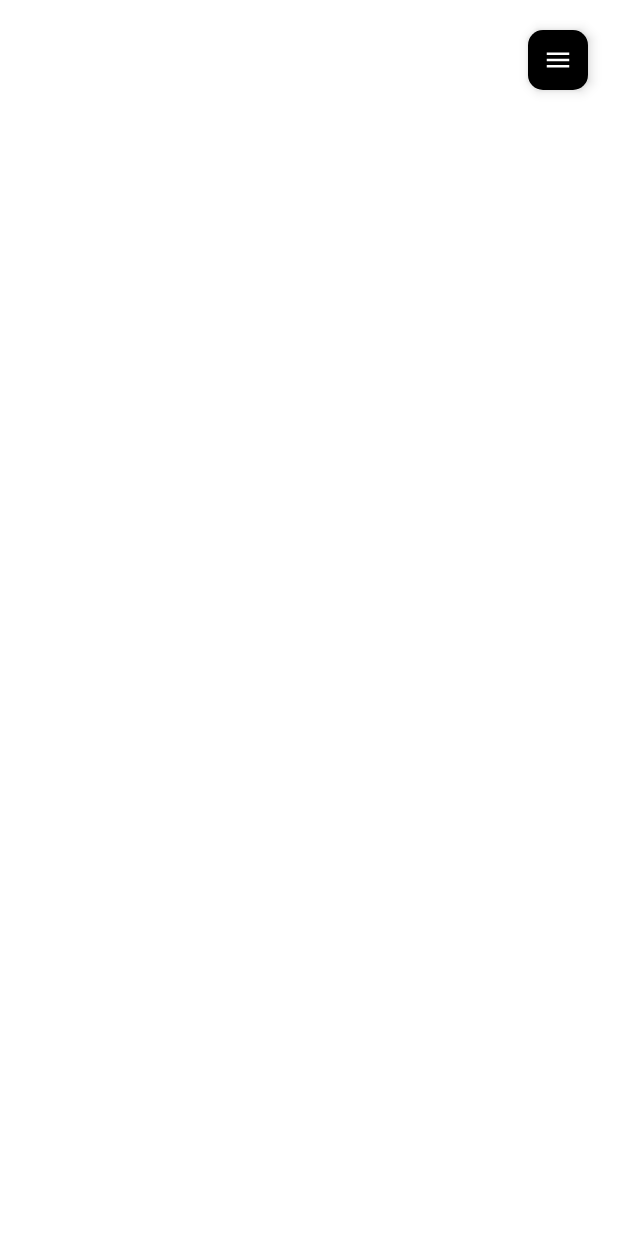
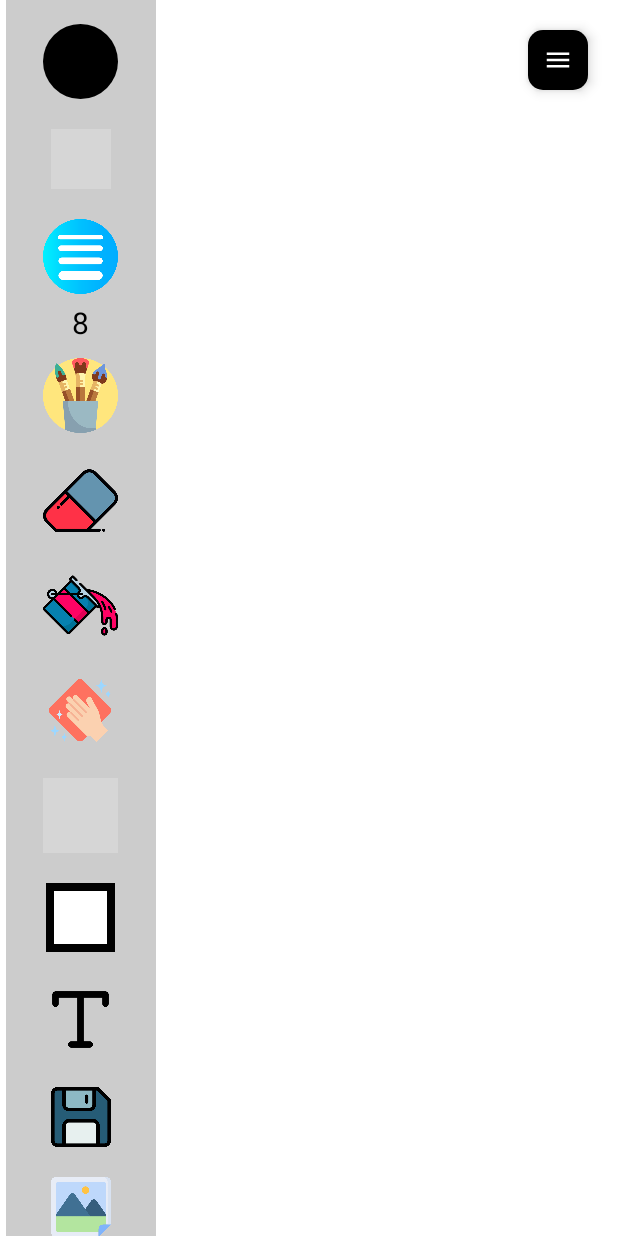
Before and after one commit to Lakshyapachkhede/EasyPaint, an Android app: the screen it shows after launch (MainActivity), on a phone screen of 412 x 824 dp. Run offline under Robolectric (Android 15) with nearby library versions, the phone set to English and light mode, and no system bars; libraries missing offline, so code that uses them is left out: com.skydoves.colorpickerview; Roboto replaces fonts that are not available here; grey boxes are pictures that could not be loaded.

Commit message:
added drawing of text

```diff
--- a/app/src/main/java/com/pachkhede/easypaint/DrawingView.kt
+++ b/app/src/main/java/com/pachkhede/easypaint/DrawingView.kt
@@ -18,6 +18,7 @@ import android.graphics.Point
 import android.graphics.PorterDuff
 import android.graphics.PorterDuffColorFilter
 import android.graphics.Shader
+import android.graphics.Typeface
 import android.util.AttributeSet
 import android.view.MotionEvent
 import android.view.View
@@ -95,14 +96,18 @@ class DrawingView(context: Context, attrs: AttributeSet) : View(context, attrs)
     private var shapeViewRegion = ShapeView.ShapeRegion.OUTSIDE
     private var isDrawingShape = false
 
-    private var oilShader: Shader
+    val textpaint = Paint().apply {
+        color = currColor
+        textSize = 8f
+        typeface = Typeface.DEFAULT
+        isAntiAlias = true
+    }
+
+    var text = ""
+
 
     init {
         changeTool(Tools.SOLID_BRUSH)
-        val oilTexture = BitmapFactory.decodeResource(resources, R.drawable.oil_texture)
-        oilShader = BitmapShader(oilTexture, Shader.TileMode.CLAMP, Shader.TileMode.CLAMP)
-
-
     }
 
     private fun initBitmap() {
@@ -110,7 +115,7 @@ class DrawingView(context: Context, attrs: AttributeSet) : View(context, attrs)
         canvas = Canvas(bitmap!!)
         canvas!!.drawColor(backColor)
         bitmapStack.push(bitmap!!.copy(Bitmap.Config.ARGB_8888, true))
-        Toast.makeText(context, "$width x $height", Toast.LENGTH_SHORT).show()
+
 
     }
 
@@ -124,6 +129,9 @@ class DrawingView(context: Context, attrs: AttributeSet) : View(context, attrs)
             shapeView?.draw(canvas)
         }
         canvas.drawPath(path, paint)
+
+
+
     }
 
     override fun onSizeChanged(w: Int, h: Int, oldw: Int, oldh: Int) {
@@ -480,6 +488,7 @@ class DrawingView(context: Context, attrs: AttributeSet) : View(context, attrs)
         if (tool != Tools.ERASER) {
             currColor = color
             paint.color = color
+            textpaint.color = color
         }
         if (tool in brushes) {
             changeTool(tool)
@@ -605,6 +614,10 @@ class DrawingView(context: Context, attrs: AttributeSet) : View(context, attrs)
 
                 }
             }
+            Tools.TEXT -> {
+                canvas?.drawText(text, touchX, touchY, textpaint)
+                pushBitmap()
+            }
 
 
             else -> {}
@@ -673,4 +686,9 @@ class DrawingView(context: Context, attrs: AttributeSet) : View(context, attrs)
     }
 
 
+
+
+
+
+
 }
--- a/app/src/main/res/drawable/bottom_sheet_background.xml
+++ b/app/src/main/res/drawable/bottom_sheet_background.xml
@@ -1,6 +1,8 @@
 <?xml version="1.0" encoding="utf-8"?>
 <shape xmlns:android="http://schemas.android.com/apk/res/android">
-    <solid android:color="@color/white"/>
-    <corners android:radius="20dp"/>
+    <solid android:color="@color/white" />
+    <corners
+        android:topLeftRadius="20dp"
+        android:topRightRadius="20dp" />
 
 </shape>
--- a/app/src/main/res/layout/activity_main.xml
+++ b/app/src/main/res/layout/activity_main.xml
@@ -17,7 +17,7 @@
         android:id="@+id/sideMenu"
         android:layout_width="wrap_content"
         android:layout_height="wrap_content"
-        android:visibility="gone"
+        android:visibility="visible"
         app:layout_constraintBottom_toBottomOf="parent"
         app:layout_constraintStart_toStartOf="parent"
         app:layout_constraintTop_toTopOf="parent"
@@ -133,6 +133,15 @@
 
 
             <ImageView
+                android:id="@+id/text"
+                android:layout_width="50dp"
+                android:layout_height="50dp"
+                android:layout_gravity="center"
+                android:layout_marginBottom="20dp"
+                android:src="@drawable/text" />
+
+
+            <ImageView
                 android:id="@+id/save"
                 android:layout_width="40dp"
                 android:layout_height="40dp"
--- a/app/src/main/res/layout/brush_item.xml
+++ b/app/src/main/res/layout/brush_item.xml
@@ -3,9 +3,11 @@
     android:layout_width="match_parent"
     android:layout_height="wrap_content"
     android:orientation="horizontal"
-    android:background="@color/white"
     android:gravity="center_vertical"
     android:padding="10dp"
+    android:background="@drawable/add_text_input_background"
+    android:layout_marginTop="5dp"
+    android:layout_marginHorizontal="2dp"
     >
 
     <TextView
--- a/app/src/main/res/layout/item_layout.xml
+++ b/app/src/main/res/layout/item_layout.xml
@@ -5,6 +5,8 @@
     android:padding="5dp"
     android:gravity="center"
     android:layout_marginBottom="5dp"
+    android:background="@drawable/add_text_input_background"
+    android:layout_margin="5dp"
     >
 
     <ImageView
@@ -14,4 +16,5 @@
         android:src="@drawable/shape_square"
         />
 
+
 </LinearLayout>
--- a/app/src/main/res/values/strings.xml
+++ b/app/src/main/res/values/strings.xml
@@ -1,3 +1,5 @@
 <resources>
     <string name="app_name">EasyPaint</string>
+    <string name="shared_pref_main">com.pachkhede.easypaint.main_activity_shared</string>
+    <string name="saved_bitmap">com.pachkhede.easypaint.saved_bitmap.png</string>
 </resources>
--- a/app/src/main/res/values/themes.xml
+++ b/app/src/main/res/values/themes.xml
@@ -4,6 +4,7 @@
         <!-- Customize your light theme here. -->
         <!-- <item name="colorPrimary">@color/my_light_primary</item> -->
         <item name="android:fontFamily">@font/roboto</item>
+
     </style>
 
     <style name="Theme.EasyPaint" parent="Base.Theme.EasyPaint" />
```
Also changed, not shown: app/src/main/java/com/pachkhede/easypaint/MainActivity.kt (+114 -18 lines), app/src/main/res/drawable/add_text_input_background.xml (added, +10 -0 lines), app/src/main/res/layout/add_text_dialog.xml (added, +102 -0 lines), app/src/main/res/drawable/text.png (added).
